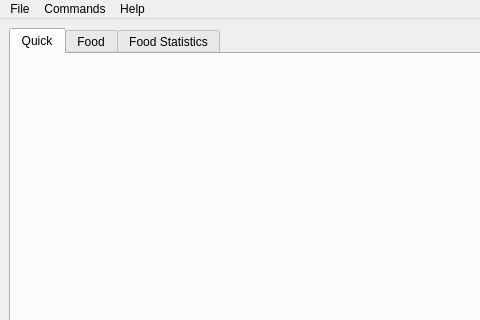
Qt form src/harrix_swiss_knife/apps/food/window.ui (Harrix/harrix-swiss-knife) before a commit; both pictures show x 0 to 480 and y 0 to 320 of the 1354 by 600 pixel window.
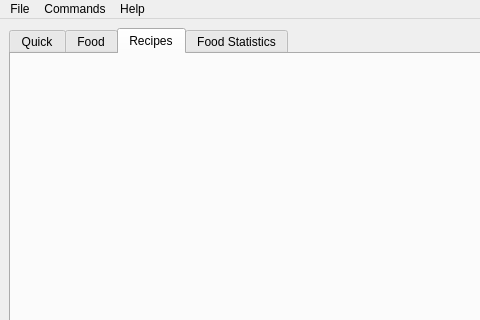
The same form after that commit. The open tabs and pages were chosen to show the change.

Commit message: ➕ Add Recipes tab in Food with merge from log

Diff of the .ui file:
```diff
--- a/src/harrix_swiss_knife/apps/food/window.ui
+++ b/src/harrix_swiss_knife/apps/food/window.ui
@@ -412,6 +412,12 @@
         </item>
        </layout>
       </widget>
+      <widget class="QWidget" name="tab_food_recipes">
+       <attribute name="title">
+        <string>Recipes</string>
+       </attribute>
+       <layout class="QVBoxLayout" name="verticalLayout_food_recipes"/>
+      </widget>
       <widget class="QWidget" name="tab_food_stats">
        <attribute name="title">
         <string>Food Statistics</string>
```
The commit also changes 20 other files.
